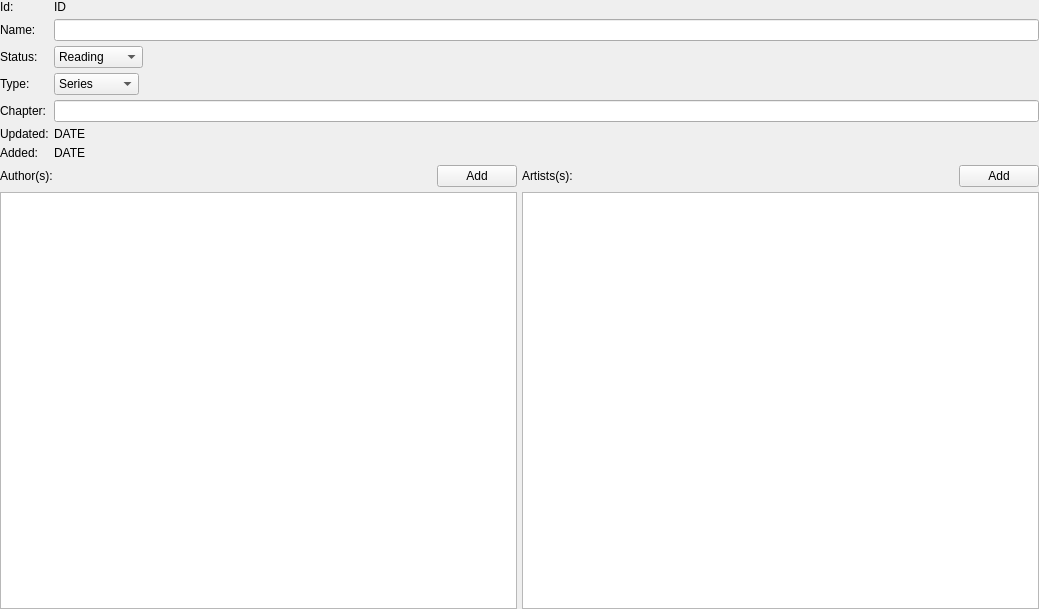
This is Tracker-lib/src/UI/WorkPage/WorkPage.ui in NikolaRoev/Tracker as Qt 5 draws it before an edit. The edited form follows.
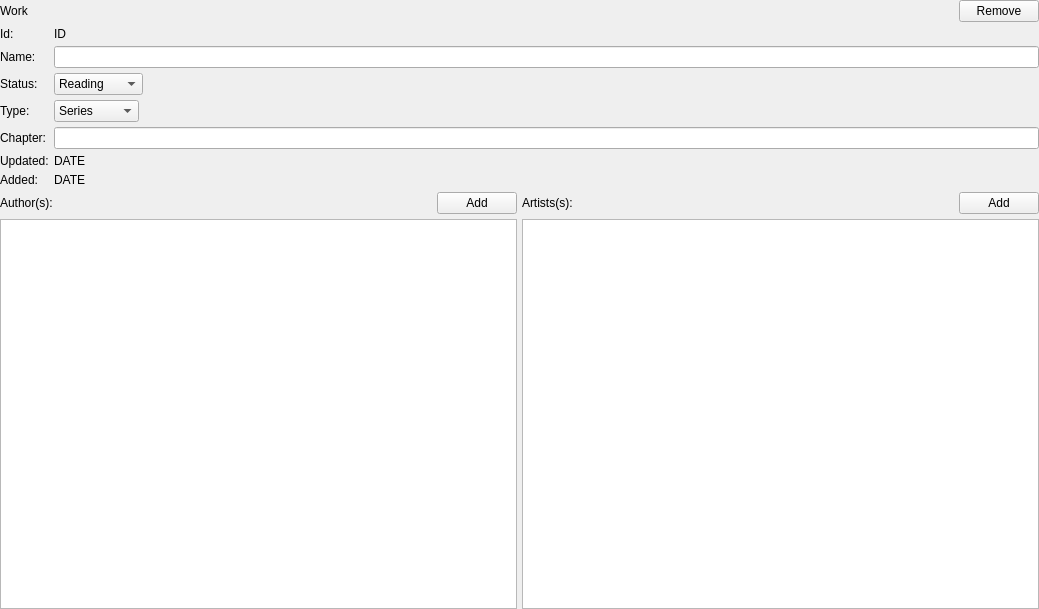
This is the edited form.

Commit message: Added Remove buttons to Work/Creator Pages.

Patch:
```diff
--- a/Tracker-lib/src/UI/WorkPage/WorkPage.ui
+++ b/Tracker-lib/src/UI/WorkPage/WorkPage.ui
@@ -13,7 +13,7 @@
   <property name="windowTitle">
    <string>Form</string>
   </property>
-  <layout class="QVBoxLayout" name="verticalLayout" stretch="0,0">
+  <layout class="QVBoxLayout" name="verticalLayout">
    <property name="spacing">
     <number>5</number>
    </property>
@@ -29,6 +29,40 @@
    <property name="bottomMargin">
     <number>0</number>
    </property>
+   <item>
+    <layout class="QHBoxLayout" name="horizontalLayout_4" stretch="0,1,0">
+     <property name="spacing">
+      <number>5</number>
+     </property>
+     <item>
+      <widget class="QLabel" name="label_4">
+       <property name="text">
+        <string>Work</string>
+       </property>
+      </widget>
+     </item>
+     <item>
+      <spacer name="horizontalSpacer">
+       <property name="orientation">
+        <enum>Qt::Horizontal</enum>
+       </property>
+       <property name="sizeHint" stdset="0">
+        <size>
+         <width>40</width>
+         <height>20</height>
+        </size>
+       </property>
+      </spacer>
+     </item>
+     <item>
+      <widget class="QPushButton" name="removeButton">
+       <property name="text">
+        <string>Remove</string>
+       </property>
+      </widget>
+     </item>
+    </layout>
+   </item>
    <item>
     <layout class="QFormLayout" name="formLayout">
      <item row="0" column="0">
```
The commit also changes 7 other files.
